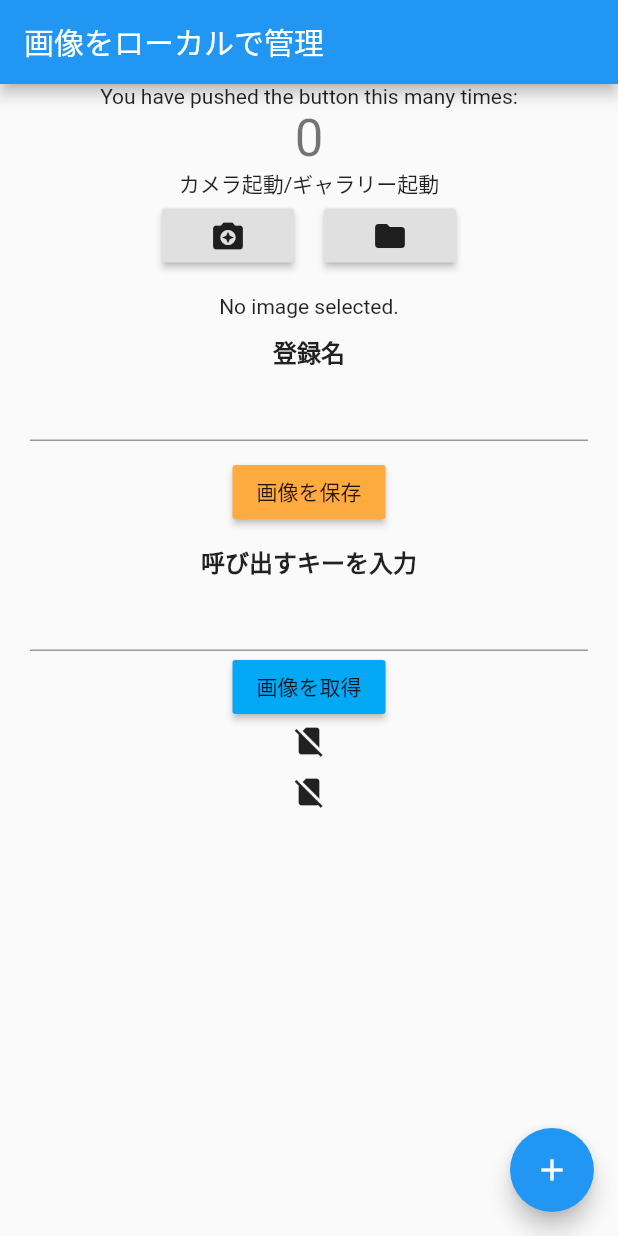
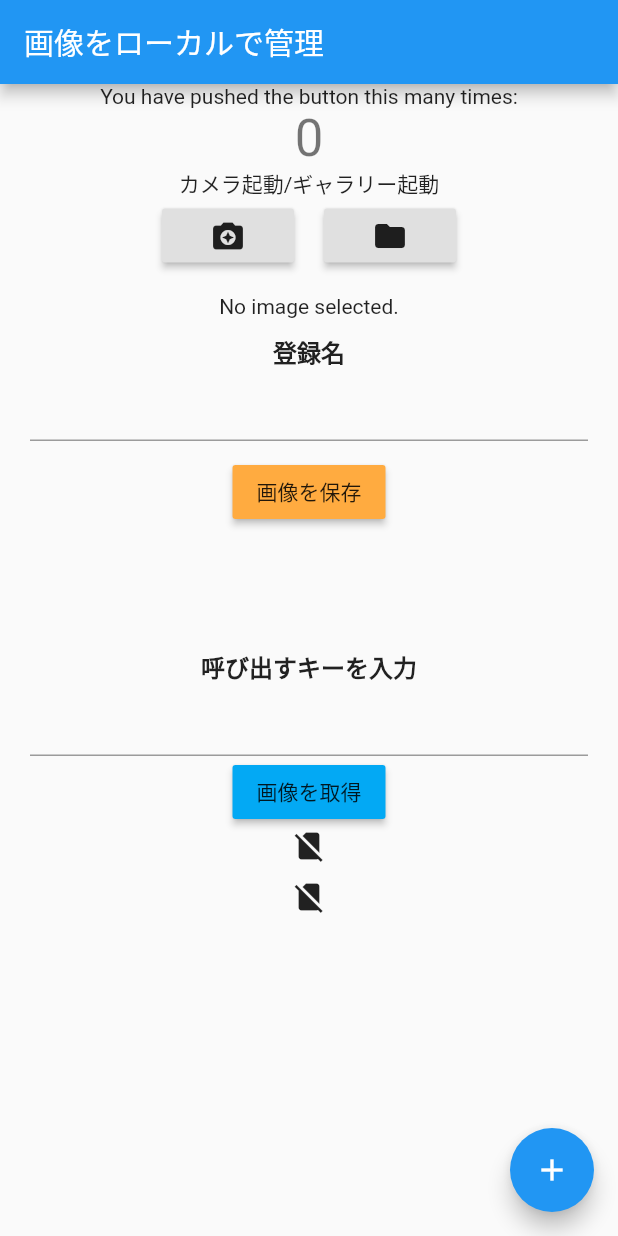
Before and after one commit to waterbook59/local_image_picture, a Flutter app: the screen it shows after launch, after a tap on "画像を取得", on a phone screen of 412 x 824 dp. Run offline on Flutter 3.47's test engine with Material 2 defaults, Android fonts, the phone set to English and light mode, and no system bars; our stand-ins replace image_picker, shared_preferences.

```diff
--- a/lib/file_controller.dart
+++ b/lib/file_controller.dart
@@ -15,7 +15,7 @@ class FileController {
   // 画像をドキュメントへ保存する。
   // 引数にはカメラ撮影時にreturnされるFileオブジェクトを持たせる。
   static Future saveLocalImage(File image) async {
-    final path = await localPath;
+    final dynamic path = await localPath;
     final imagePath = '$path/image.png';
     File imageFile = File(imagePath);
     // カメラで撮影した画像は撮影時用の一時的フォルダパスに保存されるため、
@@ -29,7 +29,7 @@ class FileController {
   }
 
   static Future<void> saveOriginalNameImage(File image, TextEditingController controller) async {
-    final path = await localPath; //directory.path
+    final dynamic path = await localPath; //directory.path
     ///file名(image.png)のところは、var fileName =basename(file.path)として、末尾だけを使ってファイル名付けられる
     ///import 'package:path/path.dart';必須
     ///例：file = File("/dir1/dir2/file.ext")=>basename(file)=>file.extだけ抽出できる
--- a/lib/main.dart
+++ b/lib/main.dart
@@ -121,9 +121,14 @@ class _MyHomePageState extends State<MyHomePage> {
                     context, _image, recordStatus, _textEditingController),
               ),
               SizedBox(
-                height: 10,
+                height: 30,
               ),
+          ///keyboard_actionsのテスト
 
+
+              SizedBox(
+                height: 50,
+              ),
               ///DBから呼び出し
               const Text(
                 '呼び出すキーを入力',
@@ -215,12 +220,12 @@ class _MyHomePageState extends State<MyHomePage> {
 
   ///SharedPreferencesに保存したパスを読み取り
   Future<void> getLocalImage(
-      BuildContext context, RecordStatus recordStatus,_localFileKey) async {
+      BuildContext context, RecordStatus recordStatus, TextEditingController _localFileKey) async {
     //enumで記録形式を指定
     print('ドキュメントディレクトリから画像を取得');
 
     final prefs = await SharedPreferences.getInstance();
-    baseNameLocalFile = File(prefs.getString(_localFileKey.text));
+    baseNameLocalFile = File(prefs.getString( _localFileKey.text as String));
     setState(() {});
   }
 
--- a/pubspec.yaml
+++ b/pubspec.yaml
@@ -31,6 +31,7 @@ dependencies:
   path_provider: ^1.6.24
   image_picker: ^0.6.7+12
   shared_preferences: ^0.5.12+4
+  keyboard_actions: ^3.3.1+1
 
 dev_dependencies:
   flutter_test:
```
Also changed, not shown: analysis_options.yaml (renamed from lib/analysis_options.yaml), pubspec.lock.
